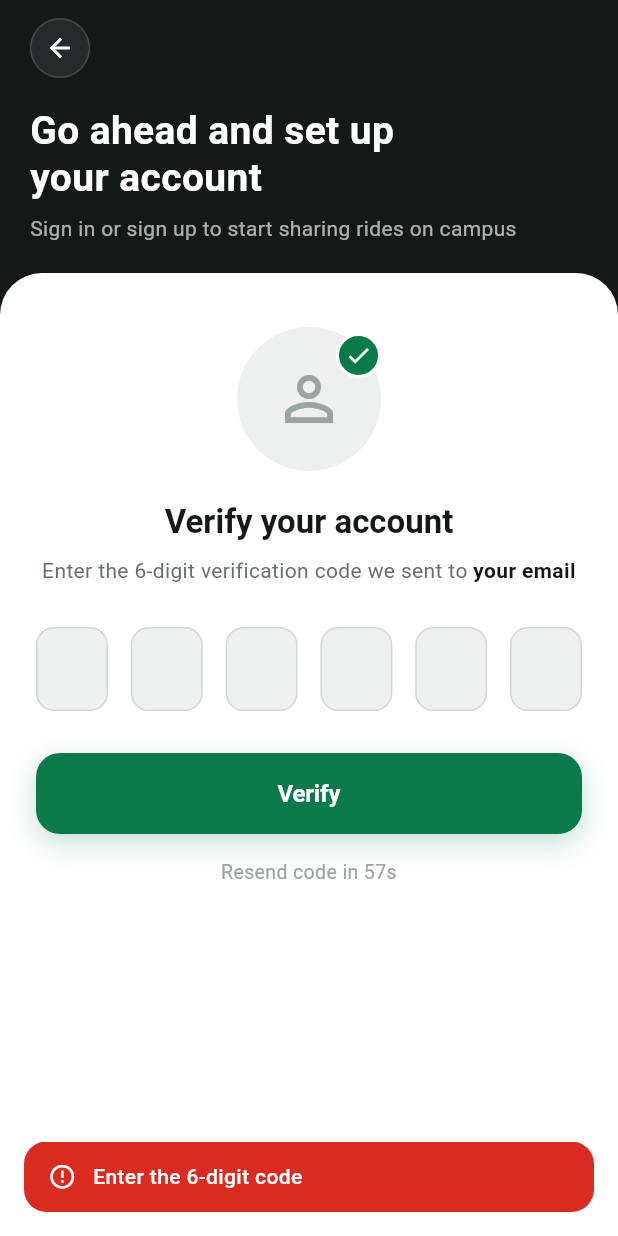
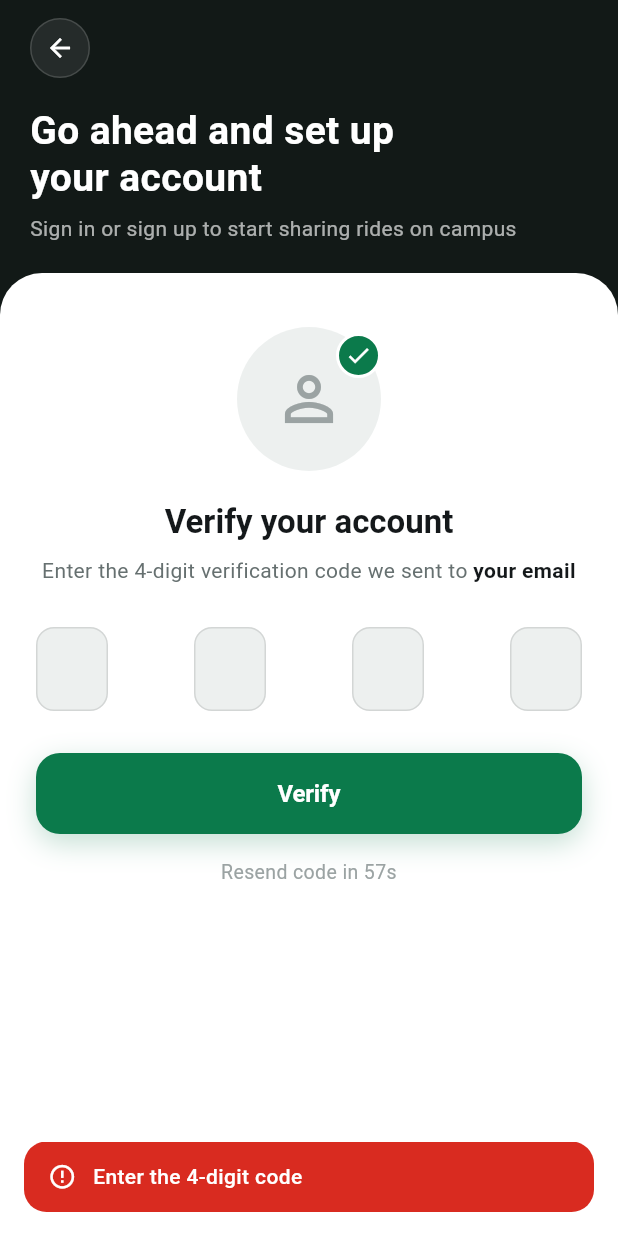
Before and after one commit to asterisks-official/uniride_v2_app, a Flutter app: the OtpScreen screen opened by its route, after a tap on "Verify", on a phone screen of 412 x 824 dp. Run offline on Flutter 3.47's test engine with Material 3 defaults, Android fonts, the phone set to English and light mode, and no system bars; our stand-ins replace cached_network_image, camera, connectivity_plus, dio, firebase_core, firebase_messaging and 12 more; missing offline and left inert: google_mlkit_face_detection; accounts and stored records are empty.

Commit message:
feat(auth): four-digit verification codes
Matches the backend, which now issues four. The length lives on OtpInput and
the two screens that validate a typed code, and the user-facing copy says four
in both places -- a screen that asks for six while the email carries four reads
as a broken app rather than a stale string.

Co-Authored-By: Claude Opus 5 (1M context) <noreply@anthropic.com>

```diff
--- a/lib/features/auth/presentation/screens/auth_screen.dart
+++ b/lib/features/auth/presentation/screens/auth_screen.dart
@@ -352,10 +352,10 @@ class _RegisterFormState extends ConsumerState<_RegisterForm> {
             padding: const EdgeInsets.symmetric(horizontal: 4),
             child: Text(
               isRider
-                  ? "We'll email you a 6-digit code. After that you'll add "
+                  ? "We'll email you a 4-digit code. After that you'll add "
                       'your vehicle, documents and a face check — riding is '
                       'open to you once an admin approves them.'
-                  : "We'll email you a 6-digit code to verify your account.",
+                  : "We'll email you a 4-digit code to verify your account.",
               style: const TextStyle(
                 color: AppColors.muted,
                 fontSize: 12,
--- a/lib/features/auth/presentation/screens/otp_screen.dart
+++ b/lib/features/auth/presentation/screens/otp_screen.dart
@@ -56,8 +56,8 @@ class _OtpScreenState extends ConsumerState<OtpScreen> {
 
   Future<void> _submit() async {
     final code = _otp.text.trim();
-    if (code.length != 6) {
-      showAppSnack(context, 'Enter the 6-digit code', isError: true);
+    if (code.length != 4) {
+      showAppSnack(context, 'Enter the 4-digit code', isError: true);
       return;
     }
     FocusScope.of(context).unfocus();
@@ -99,7 +99,7 @@ class _OtpScreenState extends ConsumerState<OtpScreen> {
           const SizedBox(height: 8),
           Text.rich(
             TextSpan(
-              text: 'Enter the 6-digit verification code we sent to ',
+              text: 'Enter the 4-digit verification code we sent to ',
               style: const TextStyle(
                 color: AppColors.textSecondary,
                 height: 1.4,
--- a/lib/features/auth/presentation/screens/reset_password_screen.dart
+++ b/lib/features/auth/presentation/screens/reset_password_screen.dart
@@ -84,8 +84,8 @@ class _ResetPasswordScreenState extends ConsumerState<ResetPasswordScreen> {
               keyboardType: TextInputType.number,
               textInputAction: TextInputAction.next,
               prefixIcon: Icons.pin_outlined,
-              validator: (v) => (v == null || v.trim().length != 6)
-                  ? 'Enter the 6-digit code'
+              validator: (v) => (v == null || v.trim().length != 4)
+                  ? 'Enter the 4-digit code'
                   : null,
             ),
             const SizedBox(height: 16),
--- a/lib/features/auth/presentation/widgets/otp_input.dart
+++ b/lib/features/auth/presentation/widgets/otp_input.dart
@@ -8,7 +8,7 @@ class OtpInput extends StatefulWidget {
   const OtpInput({
     super.key,
     required this.controller,
-    this.length = 6,
+    this.length = 4,
     this.onCompleted,
   });
 
```
